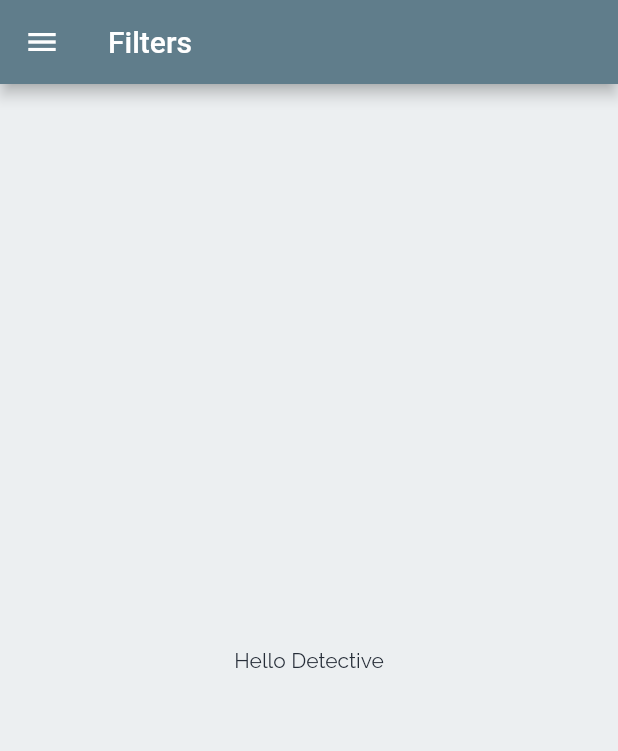
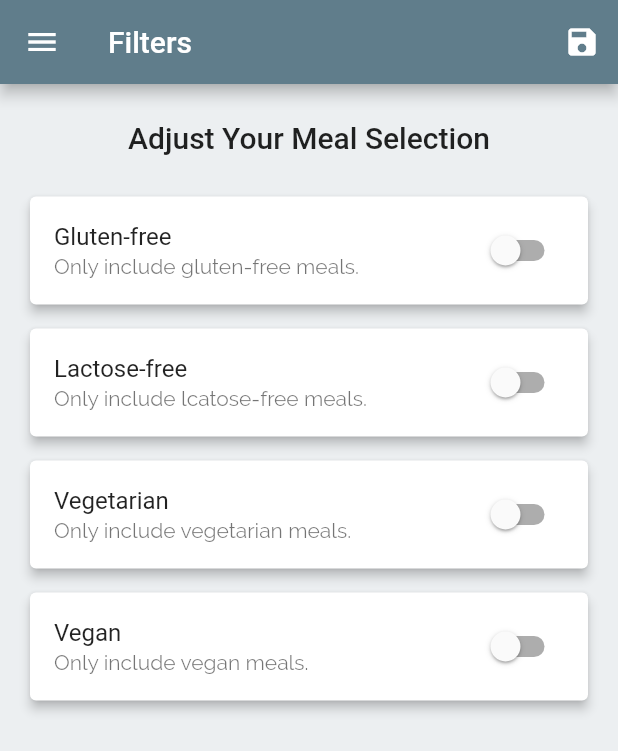
Before and after one commit to My-Personal-Flutter/Daily-Meals, a Flutter app: the FiltersScreen screen opened by its route, on a phone screen of 412 x 824 dp. Shown: the top 751 px of the screen. Run offline on Flutter 3.47's test engine with Material 2 defaults, Android fonts, the phone set to English and light mode, and no system bars.

Commit message:
filter is working

```diff
--- a/lib/main.dart
+++ b/lib/main.dart
@@ -1,3 +1,5 @@
+import 'package:daily_meals/data/dummy_data.dart';
+import 'package:daily_meals/models/meal.dart';
 import 'package:daily_meals/screens/category_meals_screen.dart';
 import 'package:daily_meals/screens/catgories_screen.dart';
 import 'package:daily_meals/screens/favourites_screen.dart';
@@ -9,8 +11,44 @@ import 'package:flutter/material.dart';
 
 void main() => runApp(const MyApp());
 
-class MyApp extends StatelessWidget {
+class MyApp extends StatefulWidget {
   const MyApp({Key? key}) : super(key: key);
+
+  @override
+  State<MyApp> createState() => _MyAppState();
+}
+
+class _MyAppState extends State<MyApp> {
+  Map<String, bool> _filters = {
+    "gluten": false,
+    "lactose": false,
+    "vegan": false,
+    "vegetarian": false,
+  };
+
+  List<Meal> _availableMeals = DUMMY_MEALS;
+
+  void _setFilters(Map<String, bool> filterData) {
+    setState(() {
+      _filters = filterData;
+      _availableMeals = DUMMY_MEALS.where((item) {
+        if (_filters["gluten"]! && !item.isGlutenFree!) {
+          return false;
+        }
+        if (_filters["lactose"]! && !item.isLactoseFree!) {
+          return false;
+        }
+        if (_filters["vegan"]! && !item.isVegan!) {
+          return false;
+        }
+        if (_filters["vegetarian"]! && !item.isVegetarian!) {
+          return false;
+        }
+        return true;
+      }).toList();
+      print(_filters);
+    });
+  }
 
   @override
   Widget build(BuildContext context) {
@@ -46,10 +84,15 @@ class MyApp extends StatelessWidget {
       routes: {
         "/": (ctx) => const TabsScreen(),
         CategoriesScreen.routeName: (ctx) => const CategoriesScreen(),
-        CategoryMealsScreen.routeName: (ctx) => const CategoryMealsScreen(),
+        CategoryMealsScreen.routeName: (ctx) => CategoryMealsScreen(
+              availableMeals: _availableMeals,
+            ),
         MealDetailScreen.routeName: (ctx) => const MealDetailScreen(),
         FavouriteScreen.routeName: (ctx) => const FavouriteScreen(),
-        FiltersScreen.routeName: (ctx) => const FiltersScreen(),
+        FiltersScreen.routeName: (ctx) => FiltersScreen(
+              filters: _filters,
+              saveFilters: _setFilters,
+            ),
       },
       onGenerateRoute: (setting) {
         //
--- a/lib/screens/category_meals_screen.dart
+++ b/lib/screens/category_meals_screen.dart
@@ -1,4 +1,3 @@
-import 'package:daily_meals/data/dummy_data.dart';
 import 'package:daily_meals/models/meal.dart';
 import 'package:daily_meals/widgets/meal_item.dart';
 import 'package:flutter/material.dart';
@@ -6,9 +5,10 @@ import 'package:flutter/material.dart';
 class CategoryMealsScreen extends StatefulWidget {
   static const routeName = "/category-meal";
 
-  const CategoryMealsScreen({
-    Key? key,
-  }) : super(key: key);
+  const CategoryMealsScreen({Key? key, @required this.availableMeals})
+      : super(key: key);
+
+  final List<Meal>? availableMeals;
 
   @override
   State<CategoryMealsScreen> createState() => _CategoryMealsScreenState();
@@ -33,7 +33,7 @@ class _CategoryMealsScreenState extends State<CategoryMealsScreen> {
     title = routeArgs['title'] as String;
     final id = routeArgs['id'] as String;
 
-    categoryFilteredMeals = DUMMY_MEALS.where((meal) {
+    categoryFilteredMeals = widget.availableMeals!.where((meal) {
       return meal.categories!.contains(id);
     }).toList();
   }
--- a/lib/screens/filters_screen.dart
+++ b/lib/screens/filters_screen.dart
@@ -1,10 +1,55 @@
 import 'package:daily_meals/widgets/main_drawer.dart';
 import 'package:flutter/material.dart';
 
-class FiltersScreen extends StatelessWidget {
+class FiltersScreen extends StatefulWidget {
   static const routeName = "/filters";
 
-  const FiltersScreen({Key? key}) : super(key: key);
+  const FiltersScreen(
+      {Key? key, @required this.filters, @required this.saveFilters})
+      : super(key: key);
+
+  final Map<String, bool>? filters;
+  final Function? saveFilters;
+
+  @override
+  State<FiltersScreen> createState() => _FiltersScreenState();
+}
+
+class _FiltersScreenState extends State<FiltersScreen> {
+  late bool _glutenFree;
+  late bool _vegetarian;
+  late bool _vegan;
+  late bool _lactoseFree;
+
+  @override
+  void initState() {
+    super.initState();
+    _glutenFree = widget.filters!['gluten']!;
+    _lactoseFree = widget.filters!['lactose']!;
+    _vegan = widget.filters!['vegan']!;
+    _vegetarian = widget.filters!['vegetarian'] as bool;
+  }
+
+  Widget _buildSwitchListTile(
+    String title,
+    String subtitle,
+    bool currentValue,
+    Function updateValue,
+  ) {
+    return Padding(
+      padding: const EdgeInsets.symmetric(horizontal: 16, vertical: 4),
+      child: Card(
+        elevation: 3,
+        child: SwitchListTile(
+          activeColor: Theme.of(context).colorScheme.secondary,
+          value: currentValue,
+          title: Text(title),
+          subtitle: Text(subtitle),
+          onChanged: (newValue) => updateValue(newValue),
+        ),
+      ),
+    );
+  }
 
   @override
   Widget build(BuildContext context) {
@@ -12,10 +57,75 @@ class FiltersScreen extends StatelessWidget {
       appBar: AppBar(
         title: const Text("Filters"),
         centerTitle: false,
+        actions: [
+          IconButton(
+              onPressed: () {
+                widget.saveFilters!({
+                  "gluten": _glutenFree,
+                  "lactose": _lactoseFree,
+                  "vegan": _vegan,
+                  "vegetarian": _vegetarian,
+                });
+              },
+              icon: const Icon(Icons.save))
+        ],
       ),
       drawer: const MainDrawer(),
-      body: const Center(
-        child: Text("Hello Detective"),
+      body: Column(
+        children: [
+          Container(
+            padding: const EdgeInsets.only(top: 24, bottom: 20),
+            child: Text(
+              "Adjust Your Meal Selection",
+              style: Theme.of(context).textTheme.headline6,
+            ),
+          ),
+          Expanded(
+              child: ListView(
+            children: [
+              _buildSwitchListTile(
+                "Gluten-free",
+                "Only include gluten-free meals.",
+                _glutenFree,
+                (newValue) {
+                  setState(() {
+                    _glutenFree = newValue;
+                  });
+                },
+              ),
+              _buildSwitchListTile(
+                "Lactose-free",
+                "Only include lcatose-free meals.",
+                _lactoseFree,
+                (newValue) {
+                  setState(() {
+                    _lactoseFree = newValue;
+                  });
+                },
+              ),
+              _buildSwitchListTile(
+                "Vegetarian",
+                "Only include vegetarian meals.",
+                _vegetarian,
+                (newValue) {
+                  setState(() {
+                    _vegetarian = newValue;
+                  });
+                },
+              ),
+              _buildSwitchListTile(
+                "Vegan",
+                "Only include vegan meals.",
+                _vegan,
+                (newValue) {
+                  setState(() {
+                    _vegan = newValue;
+                  });
+                },
+              ),
+            ],
+          ))
+        ],
       ),
     );
   }
```
